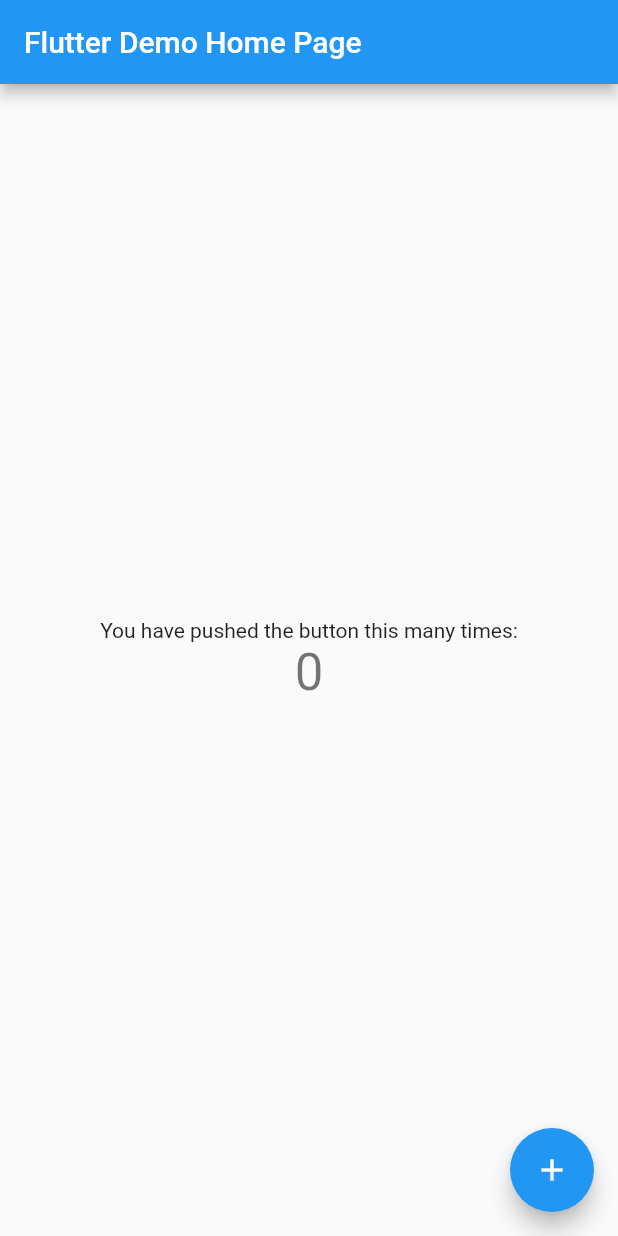
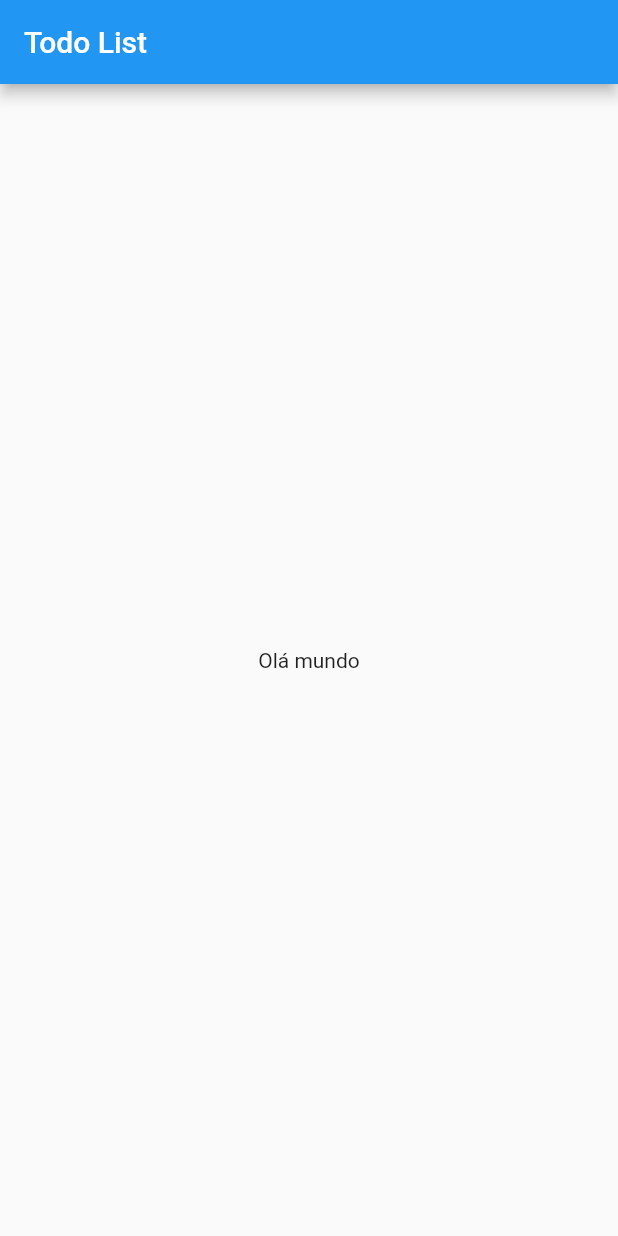
Before and after one commit to oliversieto/todo_app_flutter, a Flutter app: the screen it shows after launch, on a phone screen of 412 x 824 dp. Run offline on Flutter 3.47's test engine with Material 2 defaults, Android fonts, the light colour scheme and no system bars.

Commit message:
refactor: criado a casca da aplicação

```diff
--- a/lib/main.dart
+++ b/lib/main.dart
@@ -1,113 +1,32 @@
 import 'package:flutter/material.dart';
 
-void main() {
-  runApp(MyApp());
-}
+void main() => runApp(App());
 
-class MyApp extends StatelessWidget {
+class App extends StatelessWidget {
   // This widget is the root of your application.
   @override
   Widget build(BuildContext context) {
     return MaterialApp(
-      title: 'Flutter Demo',
+      title: 'Todo App',
+      debugShowCheckedModeBanner: false,
       theme: ThemeData(
-        // This is the theme of your application.
-        //
-        // Try running your application with "flutter run". You'll see the
-        // application has a blue toolbar. Then, without quitting the app, try
-        // changing the primarySwatch below to Colors.green and then invoke
-        // "hot reload" (press "r" in the console where you ran "flutter run",
-        // or simply save your changes to "hot reload" in a Flutter IDE).
-        // Notice that the counter didn't reset back to zero; the application
-        // is not restarted.
         primarySwatch: Colors.blue,
       ),
-      home: MyHomePage(title: 'Flutter Demo Home Page'),
+      home: HomePage(),
     );
   }
 }
 
-class MyHomePage extends StatefulWidget {
-  MyHomePage({Key key, this.title}) : super(key: key);
-
-  // This widget is the home page of your application. It is stateful, meaning
-  // that it has a State object (defined below) that contains fields that affect
-  // how it looks.
-
-  // This class is the configuration for the state. It holds the values (in this
-  // case the title) provided by the parent (in this case the App widget) and
-  // used by the build method of the State. Fields in a Widget subclass are
-  // always marked "final".
-
-  final String title;
-
-  @override
-  _MyHomePageState createState() => _MyHomePageState();
-}
-
-class _MyHomePageState extends State<MyHomePage> {
-  int _counter = 0;
-
-  void _incrementCounter() {
-    setState(() {
-      // This call to setState tells the Flutter framework that something has
-      // changed in this State, which causes it to rerun the build method below
-      // so that the display can reflect the updated values. If we changed
-      // _counter without calling setState(), then the build method would not be
-      // called again, and so nothing would appear to happen.
-      _counter++;
-    });
-  }
-
+class HomePage extends StatelessWidget {
   @override
   Widget build(BuildContext context) {
-    // This method is rerun every time setState is called, for instance as done
-    // by the _incrementCounter method above.
-    //
-    // The Flutter framework has been optimized to make rerunning build methods
-    // fast, so that you can just rebuild anything that needs updating rather
-    // than having to individually change instances of widgets.
     return Scaffold(
-      appBar: AppBar(
-        // Here we take the value from the MyHomePage object that was created by
-        // the App.build method, and use it to set our appbar title.
-        title: Text(widget.title),
-      ),
-      body: Center(
-        // Center is a layout widget. It takes a single child and positions it
-        // in the middle of the parent.
-        child: Column(
-          // Column is also a layout widget. It takes a list of children and
-          // arranges them vertically. By default, it sizes itself to fit its
-          // children horizontally, and tries to be as tall as its parent.
-          //
-          // Invoke "debug painting" (press "p" in the console, choose the
-          // "Toggle Debug Paint" action from the Flutter Inspector in Android
-          // Studio, or the "Toggle Debug Paint" command in Visual Studio Code)
-          // to see the wireframe for each widget.
-          //
-          // Column has various properties to control how it sizes itself and
-          // how it positions its children. Here we use mainAxisAlignment to
-          // center the children vertically; the main axis here is the vertical
-          // axis because Columns are vertical (the cross axis would be
-          // horizontal).
-          mainAxisAlignment: MainAxisAlignment.center,
-          children: <Widget>[
-            Text(
-              'You have pushed the button this many times:',
-            ),
-            Text(
-              '$_counter',
-              style: Theme.of(context).textTheme.headline4,
-            ),
-          ],
+      appBar: AppBar(title: Text("Todo List")),
+      body: Container(
+        child: Center(
+          child: Text("Olá mundo"),
         ),
       ),
-      floatingActionButton: FloatingActionButton(
-        onPressed: _incrementCounter,
-        tooltip: 'Increment',
-        child: Icon(Icons.add),
-      ), // This trailing comma makes auto-formatting nicer for build methods.
     );
   }
 }
```
